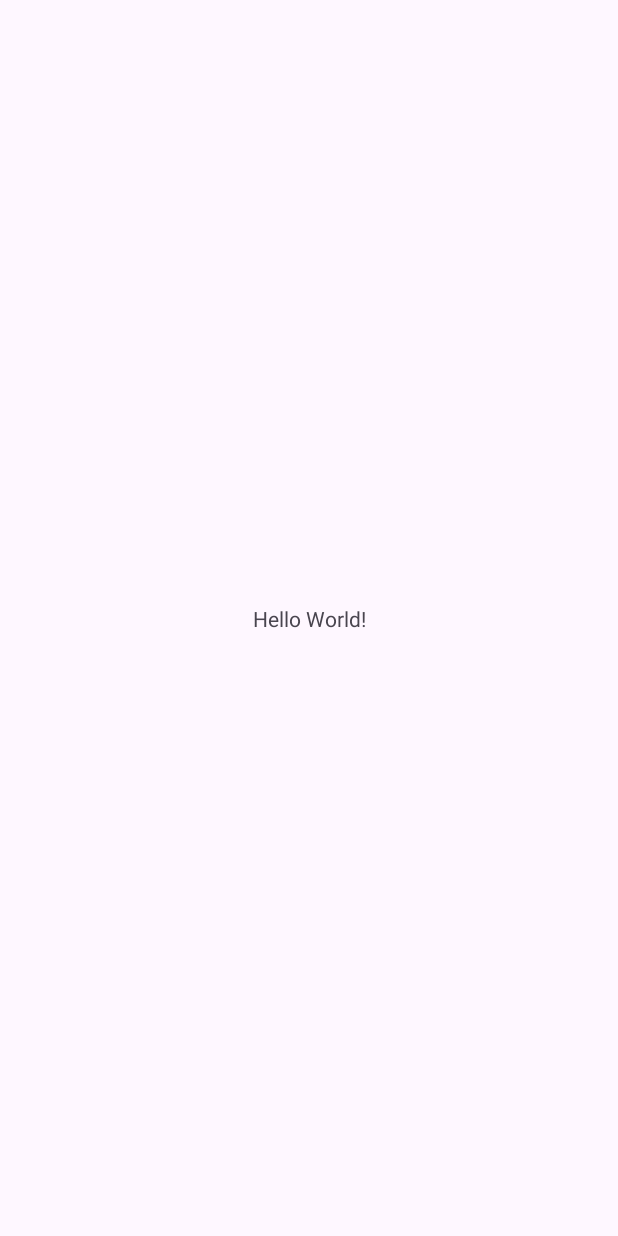
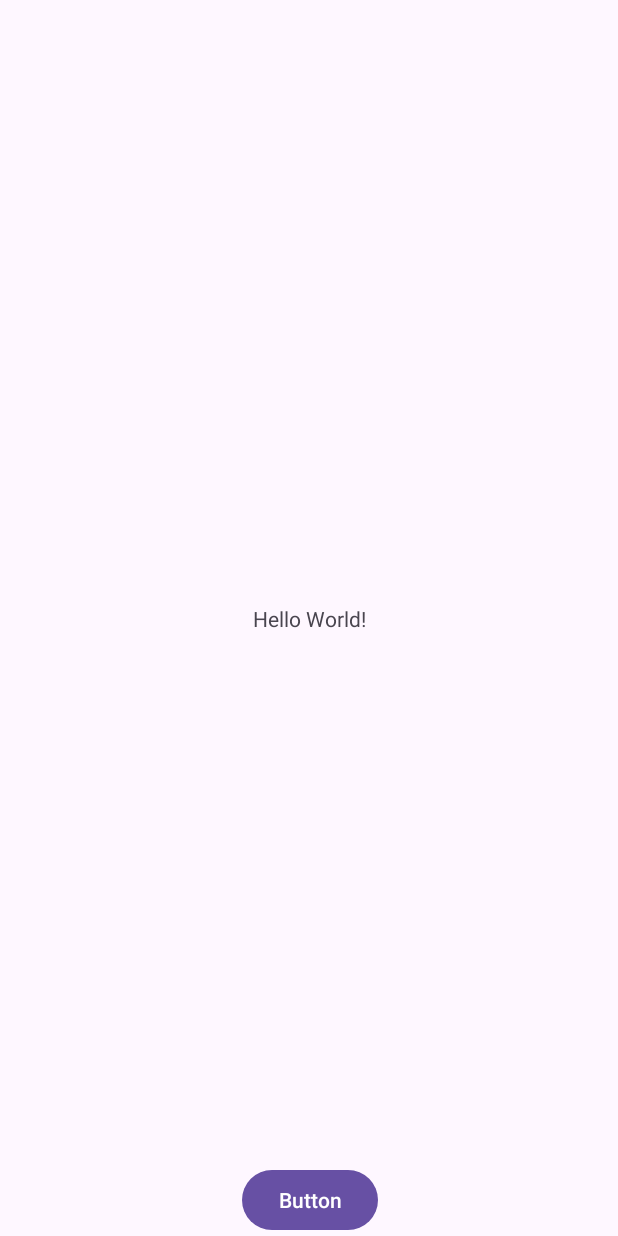
Before and after one commit to AnkushPatel001/github_test_project, an Android app: the screen it shows after launch (MainActivity), on a phone screen of 412 x 824 dp. Before the commit the screen is almost empty. Run offline under Robolectric (Android 15) with nearby library versions, the phone set to English and light mode, and no system bars.

Commit message:
lalit commit

```diff
--- a/app/src/main/res/layout/activity_main.xml
+++ b/app/src/main/res/layout/activity_main.xml
@@ -8,6 +8,7 @@
     tools:context=".MainActivity">
 
     <TextView
+        android:id="@+id/textView"
         android:layout_width="wrap_content"
         android:layout_height="wrap_content"
         android:text="Hello World!"
@@ -16,4 +17,13 @@
         app:layout_constraintStart_toStartOf="parent"
         app:layout_constraintTop_toTopOf="parent" />
 
+    <Button
+        android:id="@+id/button"
+        android:layout_width="wrap_content"
+        android:layout_height="wrap_content"
+        android:text="Button"
+        app:layout_constraintBottom_toBottomOf="parent"
+        app:layout_constraintEnd_toEndOf="@+id/textView"
+        app:layout_constraintStart_toStartOf="@+id/textView" />
+
 </androidx.constraintlayout.widget.ConstraintLayout>
```
